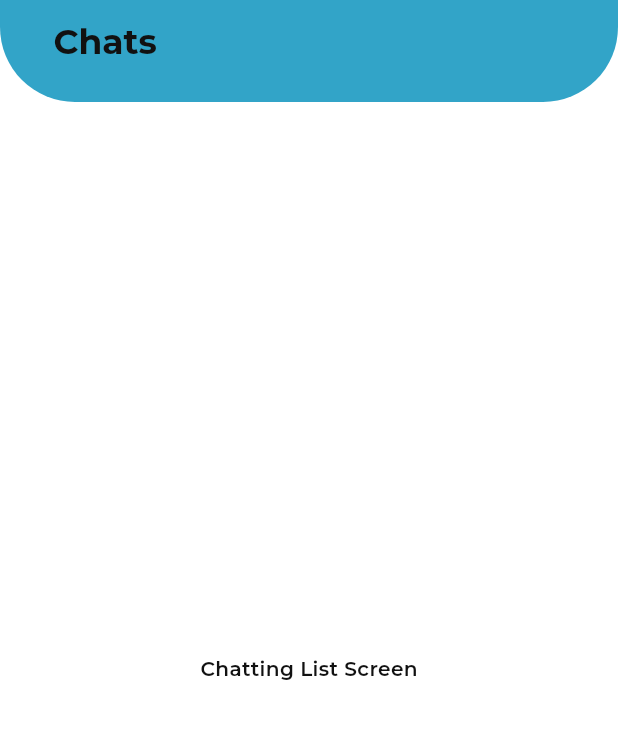
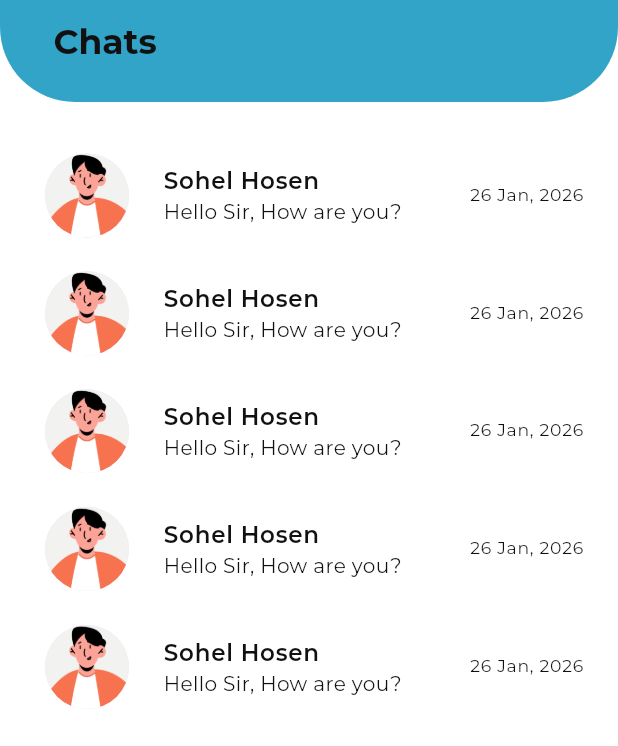
Before and after one commit to golamshakib/simple_chatting_app, a Flutter app: the ChattingListScreen screen opened by its route, on a phone screen of 412 x 824 dp. Shown: the top 746 px of the screen. Run offline on Flutter 3.47's test engine with Material 3 defaults, Android fonts, the phone set to English and light mode, and no system bars; our stand-ins replace firebase_core, firebase_messaging, flutter_dotenv, flutter_local_notifications, flutter_svg, get and 5 more; accounts and stored records are empty.

Commit message:
added chatting screen and a helper method for time

```diff
--- a/lib/core/utils/constants/image_path.dart
+++ b/lib/core/utils/constants/image_path.dart
@@ -6,4 +6,5 @@ class ImagePath{
 
   static const  String splashBacOne='$_basePath/splash_vector.png';
   static const  String conversationImage='$_basePath/conversation.json';
+  static const  String profileImage='$_basePath/profileImage.png';
 }
--- /dev/null
+++ b/lib/features/chat/presentation/helper_method/helper_method.dart
@@ -0,0 +1,30 @@
+import 'package:flutter/material.dart';
+import 'package:intl/intl.dart';
+
+String formatTimestamp(String timestamp) {
+  if (timestamp.isEmpty) return "";
+
+  try {
+    final messageTime = DateTime.parse(timestamp).toLocal();
+    final now = DateTime.now();
+    final diff = now.difference(messageTime);
+
+    if (diff.inMinutes < 1) return "Just now";
+    if (diff.inMinutes < 60) return "${diff.inMinutes}m ago";
+    if (diff.inHours < 24) return "${diff.inHours}h ago";
+
+    final today = DateTime(now.year, now.month, now.day);
+    final msgDay = DateTime(messageTime.year, messageTime.month, messageTime.day);
+    final dayDiff = today.difference(msgDay).inDays;
+
+    if (dayDiff == 1) return "Yesterday";
+    if (dayDiff < 7) return "${dayDiff}d ago";
+
+    // 26 Jan, 2026
+    return DateFormat('dd MMM, yyyy').format(messageTime);
+
+  } catch (e) {
+    debugPrint("Error parsing timestamp: $e");
+    return "";
+  }
+}
--- a/lib/features/chat/presentation/screen/chatting_list.dart
+++ b/lib/features/chat/presentation/screen/chatting_list.dart
@@ -2,6 +2,9 @@ import 'package:flutter/material.dart';
 import 'package:simple_chatting_app/core/common/widgets/custom_appbar.dart';
 import 'package:simple_chatting_app/core/common/widgets/custom_text.dart';
 import 'package:simple_chatting_app/core/utils/constants/app_sizes.dart';
+import 'package:simple_chatting_app/core/utils/constants/image_path.dart';
+
+import '../helper_method/helper_method.dart';
 
 class ChattingListScreen extends StatelessWidget {
   const ChattingListScreen({super.key});
@@ -16,7 +19,50 @@ class ChattingListScreen extends StatelessWidget {
         centerTitle: false,
       ),
       body: SafeArea(
-        child: Center(child: CustomText(text: 'Chatting List Screen')),
+        child: Padding(
+          padding: EdgeInsets.all(getWidth(24)),
+          child: Column(
+            children: [
+              Expanded(
+                child: ListView.builder(
+                  itemCount: 5,
+                  itemBuilder: (context, index) {
+                    return ListTile(
+                      contentPadding: EdgeInsets.symmetric(
+                        vertical: getHeight(4),
+                      ),
+                      leading: CircleAvatar(
+                        radius: 35,
+                        backgroundImage: AssetImage(ImagePath.profileImage),
+                      ),
+                      title: CustomText(
+                        text: "Sohel Hosen",
+                        fontSize: getWidth(16),
+                        fontWeight: FontWeight.w600,
+                        maxLines: 1,
+                        textOverflow: TextOverflow.ellipsis,
+                      ),
+                      subtitle:  CustomText(
+                        text: "Hello Sir, How are you?",
+                        fontSize: getWidth(14),
+                        fontWeight: FontWeight.w400,
+                        maxLines: 1,
+                        textOverflow: TextOverflow.ellipsis,
+                      ),
+                      trailing: CustomText(
+                        text: formatTimestamp("2026-01-26T10:30:00Z"),
+                        fontSize: getWidth(12),
+                        fontWeight: FontWeight.w400,
+                        maxLines: 1,
+                        textOverflow: TextOverflow.ellipsis,
+                      ),
+                    );
+                  },
+                ),
+              ),
+            ],
+          ),
+        ),
       ),
     );
   }
```
Also changed, not shown: assets/images/profileImage.png (added).
